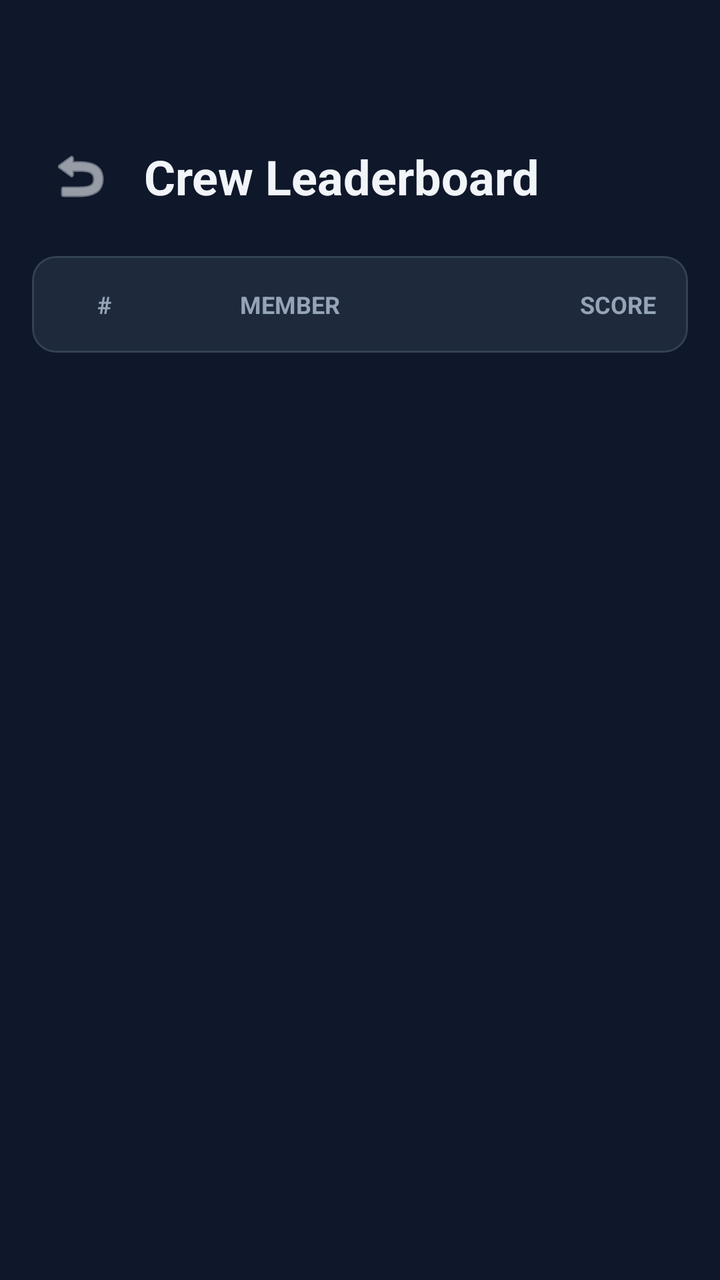
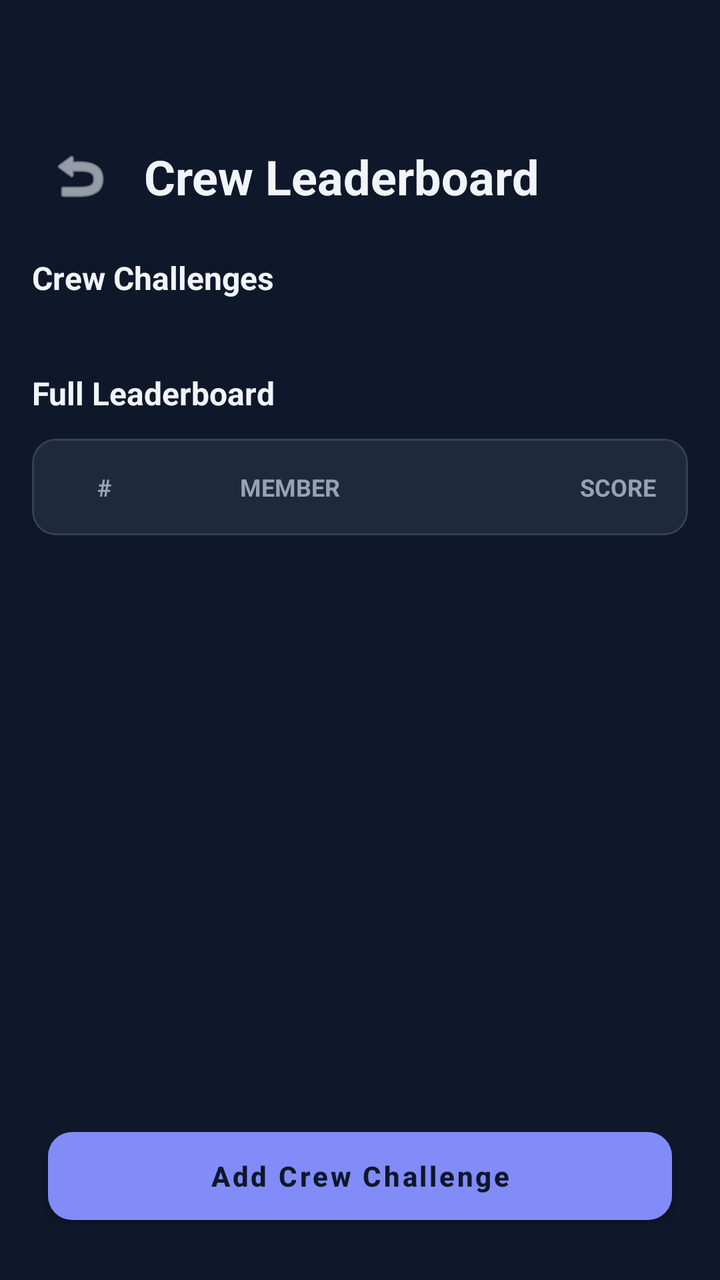

The first picture is an Android layout as it rendered before a commit; the second is the same layout after the commit. The layout source and the unified diff follow.
<!-- AndroidManifest.xml: application theme Theme.MobileSE -->
<!-- res/layout/activity_dashboard.xml -->
<?xml version="1.0" encoding="utf-8"?>
<androidx.constraintlayout.widget.ConstraintLayout xmlns:android="http://schemas.android.com/apk/res/android"
    xmlns:app="http://schemas.android.com/apk/res-auto"
    android:layout_width="match_parent"
    android:layout_height="match_parent"
    android:background="@color/background">

    
    <androidx.constraintlayout.widget.ConstraintLayout
        android:id="@+id/clTop"
        android:layout_width="match_parent"
        android:layout_height="wrap_content"
        android:paddingTop="48dp"
        app:layout_constraintTop_toTopOf="parent">

        <ImageButton
            android:id="@+id/btnBackDashboard"
            android:layout_width="48dp"
            android:layout_height="48dp"
            android:layout_margin="16dp"
            android:background="?android:attr/selectableItemBackgroundBorderless"
            android:contentDescription="@string/back_desc"
            android:src="@android:drawable/ic_menu_revert"
            app:layout_constraintStart_toStartOf="parent"
            app:layout_constraintTop_toTopOf="parent"
            app:tint="@color/text_main" />

        <TextView
            android:id="@+id/tvDashboardTitle"
            android:layout_width="wrap_content"
            android:layout_height="wrap_content"
            android:text="@string/crew_ranking"
            android:textSize="24sp"
            android:textStyle="bold"
            android:textColor="@color/text_main"
            app:layout_constraintTop_toTopOf="@id/btnBackDashboard"
            app:layout_constraintBottom_toBottomOf="@id/btnBackDashboard"
            app:layout_constraintStart_toEndOf="@id/btnBackDashboard"
            android:layout_marginStart="8dp" />
    </androidx.constraintlayout.widget.ConstraintLayout>

    <com.google.android.material.card.MaterialCardView
        android:id="@+id/cvLeaderboardHeader"
        android:layout_width="match_parent"
        android:layout_height="wrap_content"
        android:layout_margin="16dp"
        app:cardCornerRadius="12dp"
        app:cardElevation="0dp"
        app:strokeWidth="1dp"
        app:strokeColor="@color/divider"
        app:layout_constraintTop_toBottomOf="@id/clTop">

        <LinearLayout
            android:layout_width="match_parent"
            android:layout_height="wrap_content"
            android:orientation="horizontal"
            android:padding="16dp">

            <TextView
                android:layout_width="40dp"
                android:layout_height="wrap_content"
                android:text="@string/rank_header"
                android:textSize="12sp"
                android:textStyle="bold"
                android:textColor="@color/text_secondary"
                android:gravity="center" />

            <TextView
                android:layout_width="0dp"
                android:layout_height="wrap_content"
                android:layout_weight="1"
                android:text="@string/member_header"
                android:textSize="12sp"
                android:textStyle="bold"
                android:textColor="@color/text_secondary"
                android:layout_marginStart="48dp" />

            <TextView
                android:layout_width="wrap_content"
                android:layout_height="wrap_content"
                android:text="@string/score_header"
                android:textSize="12sp"
                android:textStyle="bold"
                android:textColor="@color/text_secondary" />
        </LinearLayout>
    </com.google.android.material.card.MaterialCardView>

    <ScrollView
        android:layout_width="match_parent"
        android:layout_height="0dp"
        android:fillViewport="true"
        app:layout_constraintTop_toBottomOf="@id/cvLeaderboardHeader"
        app:layout_constraintBottom_toBottomOf="parent">

        <LinearLayout
            android:id="@+id/llLeaderboardContainer"
            android:layout_width="match_parent"
            android:layout_height="wrap_content"
            android:orientation="vertical"
            android:padding="16dp" />
    </ScrollView>

</androidx.constraintlayout.widget.ConstraintLayout>
<!-- resources referenced by this layout -->
<resources>
  <color name="background">#0F172A</color>
  <color name="divider">#334155</color>
  <color name="text_main">#F1F5F9</color>
  <color name="text_secondary">#94A3B8</color>
  <string name="back_desc">Back</string>
  <string name="crew_ranking">Crew Leaderboard</string>
  <string name="member_header">MEMBER</string>
  <string name="rank_header">#</string>
  <string name="score_header">SCORE</string>
  <style name="Theme.MobileSE" parent="Base.Theme.MobileSE" />
  <style name="Base.Theme.MobileSE" parent="Theme.MaterialComponents.NoActionBar">
          
          <item name="colorPrimary">@color/primary</item>
          <item name="colorPrimaryVariant">@color/primary_dark</item>
          <item name="colorOnPrimary">@color/background</item>
          
          <item name="colorSecondary">@color/accent</item>
          <item name="colorSecondaryVariant">@color/accent</item>
          <item name="colorOnSecondary">@color/background</item>
          
          <item name="android:statusBarColor">@color/background</item>
          <item name="android:windowLightStatusBar">false</item>
          
          <item name="android:windowBackground">@color/background</item>
  
          
          <item name="android:textColorPrimary">@color/text_main</item>
          <item name="android:textColorSecondary">@color/text_secondary</item>
  
          
          <item name="materialCardViewStyle">@style/Widget.App.CardView</item>
      </style>
  <color name="primary">#818CF8</color>
  <color name="primary_dark">#6366F1</color>
  <color name="accent">#34D399</color>
  <style name="Widget.App.CardView" parent="Widget.MaterialComponents.CardView">
          <item name="cardBackgroundColor">@color/surface</item>
          <item name="cardElevation">2dp</item>
          <item name="shapeAppearanceOverlay">@style/ShapeAppearance.App.MediumComponent</item>
      </style>
  <color name="surface">#1E293B</color>
  <style name="ShapeAppearance.App.MediumComponent" parent="ShapeAppearance.MaterialComponents.MediumComponent">
          <item name="cornerFamily">rounded</item>
          <item name="cornerSize">16dp</item>
      </style>
</resources>

<!-- the commit's change to res/layout/activity_dashboard.xml (unified diff, before → after) -->
@@ -39,65 +39,107 @@
             android:layout_marginStart="8dp" />
     </androidx.constraintlayout.widget.ConstraintLayout>
 
-    <com.google.android.material.card.MaterialCardView
-        android:id="@+id/cvLeaderboardHeader"
+    <ScrollView
         android:layout_width="match_parent"
-        android:layout_height="wrap_content"
-        android:layout_margin="16dp"
-        app:cardCornerRadius="12dp"
-        app:cardElevation="0dp"
-        app:strokeWidth="1dp"
-        app:strokeColor="@color/divider"
-        app:layout_constraintTop_toBottomOf="@id/clTop">
+        android:layout_height="0dp"
+        android:fillViewport="true"
+        app:layout_constraintTop_toBottomOf="@id/clTop"
+        app:layout_constraintBottom_toTopOf="@id/btnLaunchChallenge">
 
         <LinearLayout
             android:layout_width="match_parent"
             android:layout_height="wrap_content"
-            android:orientation="horizontal"
+            android:orientation="vertical"
             android:padding="16dp">
-
-            <TextView
-                android:layout_width="40dp"
-                android:layout_height="wrap_content"
-                android:text="@string/rank_header"
-                android:textSize="12sp"
-                android:textStyle="bold"
-                android:textColor="@color/text_secondary"
-                android:gravity="center" />
-
-            <TextView
-                android:layout_width="0dp"
-                android:layout_height="wrap_content"
-                android:layout_weight="1"
-                android:text="@string/member_header"
-                android:textSize="12sp"
-                android:textStyle="bold"
-                android:textColor="@color/text_secondary"
-                android:layout_marginStart="48dp" />
 
             <TextView
                 android:layout_width="wrap_content"
                 android:layout_height="wrap_content"
-                android:text="@string/score_header"
-                android:textSize="12sp"
+                android:text="Crew Challenges"
+                android:textSize="16sp"
                 android:textStyle="bold"
-                android:textColor="@color/text_secondary" />
+                android:textColor="@color/text_main"
+                android:layout_marginBottom="12dp" />
+
+            <LinearLayout
+                android:id="@+id/llChallengesContainer"
+                android:layout_width="match_parent"
+                android:layout_height="wrap_content"
+                android:orientation="vertical" />
+
+            <TextView
+                android:layout_width="wrap_content"
+                android:layout_height="wrap_content"
+                android:text="Full Leaderboard"
+                android:textSize="16sp"
+                android:textStyle="bold"
+                android:textColor="@color/text_main"
+                android:layout_marginTop="24dp"
+                android:layout_marginBottom="12dp" />
+
+            
+            <com.google.android.material.card.MaterialCardView
+                android:id="@+id/cvLeaderboardHeader"
+                android:layout_width="match_parent"
+                android:layout_height="wrap_content"
+                android:layout_marginBottom="8dp"
+                app:cardCornerRadius="12dp"
+                app:cardElevation="0dp"
+                app:strokeWidth="1dp"
+                app:strokeColor="@color/divider">
+
+                <LinearLayout
+                    android:layout_width="match_parent"
+                    android:layout_height="wrap_content"
+                    android:orientation="horizontal"
+                    android:padding="16dp">
+
+                    <TextView
+                        android:layout_width="40dp"
+                        android:layout_height="wrap_content"
+                        android:text="@string/rank_header"
+                        android:textSize="12sp"
+                        android:textStyle="bold"
+                        android:textColor="@color/text_secondary"
+                        android:gravity="center" />
+
+                    <TextView
+                        android:layout_width="0dp"
+                        android:layout_height="wrap_content"
+                        android:layout_weight="1"
+                        android:text="@string/member_header"
+                        android:textSize="12sp"
+                        android:textStyle="bold"
+                        android:textColor="@color/text_secondary"
+                        android:layout_marginStart="48dp" />
+
+                    <TextView
+                        android:layout_width="wrap_content"
+                        android:layout_height="wrap_content"
+                        android:text="@string/score_header"
+                        android:textSize="12sp"
+                        android:textStyle="bold"
+                        android:textColor="@color/text_secondary" />
+                </LinearLayout>
+            </com.google.android.material.card.MaterialCardView>
+
+            <LinearLayout
+                android:id="@+id/llLeaderboardContainer"
+                android:layout_width="match_parent"
+                android:layout_height="wrap_content"
+                android:orientation="vertical" />
         </LinearLayout>
-    </com.google.android.material.card.MaterialCardView>
-
-    <ScrollView
-        android:layout_width="match_parent"
-        android:layout_height="0dp"
-        android:fillViewport="true"
-        app:layout_constraintTop_toBottomOf="@id/cvLeaderboardHeader"
-        app:layout_constraintBottom_toBottomOf="parent">
-
-        <LinearLayout
-            android:id="@+id/llLeaderboardContainer"
-            android:layout_width="match_parent"
-            android:layout_height="wrap_content"
-            android:orientation="vertical"
-            android:padding="16dp" />
     </ScrollView>
 
+    <Button
+        android:id="@+id/btnLaunchChallenge"
+        android:layout_width="match_parent"
+        android:layout_height="56dp"
+        android:layout_margin="24dp"
+        android:text="@string/add_challenge_btn"
+        android:textAllCaps="false"
+        android:textStyle="bold"
+        app:cornerRadius="12dp"
+        app:layout_constraintBottom_toBottomOf="parent" />
+
 </androidx.constraintlayout.widget.ConstraintLayout>
<!-- resource entries referenced after the edit -->
@@ -4,6 +4,7 @@
   <color name="divider">#334155</color>
   <color name="text_main">#F1F5F9</color>
   <color name="text_secondary">#94A3B8</color>
+  <string name="add_challenge_btn">Add Crew Challenge</string>
   <string name="back_desc">Back</string>
   <string name="crew_ranking">Crew Leaderboard</string>
   <string name="member_header">MEMBER</string>
